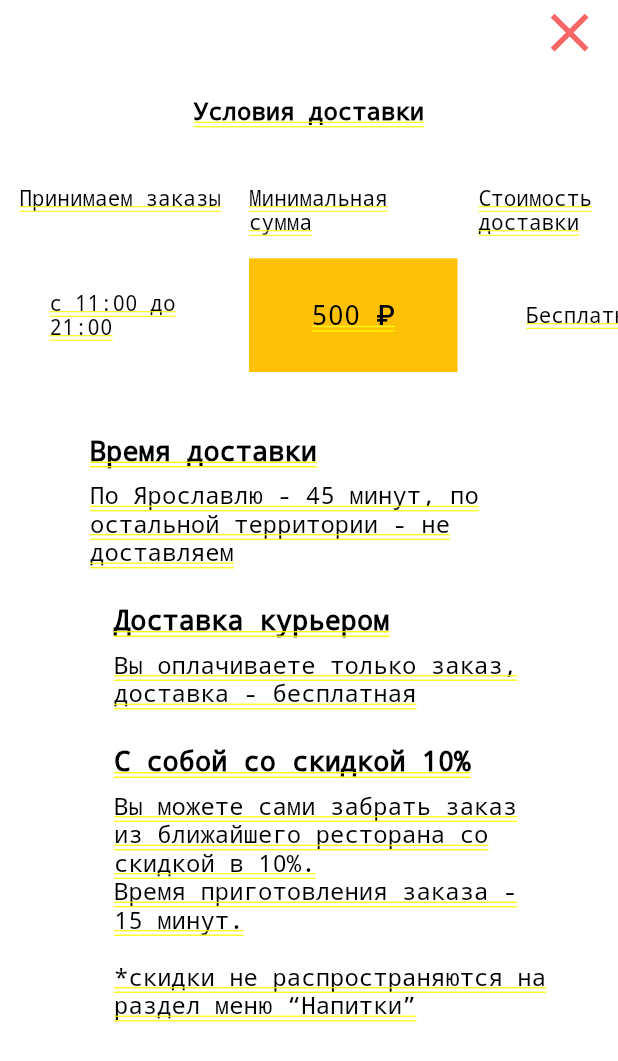
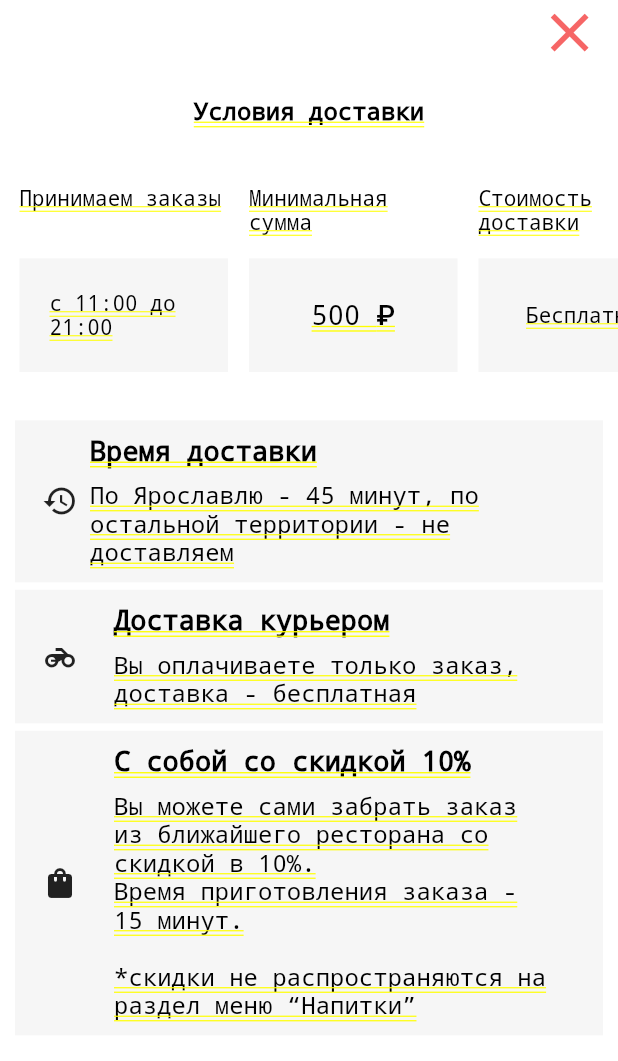
Before and after one commit to TagidickTagidick/nem_pho, a Flutter app: the screen it shows after launch, in the side drawer, after a tap on "Доставка", on a phone screen of 412 x 824 dp. Shown: the top 1061 px of the screen. Run offline on Flutter 3.47's test engine with Material 2 defaults, Android fonts, the phone set to English and light mode, and no system bars; our stand-ins replace firebase_core, firebase_database, google_maps_flutter, video_player; accounts and stored records are empty.

Commit message:
Условие доставки

```diff
--- a/lib/ui/pages/drawer/delivery_info_page.dart
+++ b/lib/ui/pages/drawer/delivery_info_page.dart
@@ -64,12 +64,12 @@ class DeliveryInfoPage extends StatelessWidget {
                                   color: Color(0xff000000),
                                   fontWeight: FontWeight.w400,
                                 ),
-                                maxLines: 2,
                               ),
                             ),
                             Container(
                               height: 76,
                               width: 139,
+                              color: Color(0xffF6F6F6),
                               child: Padding(
                                 padding: const EdgeInsets.all(20.0),
                                 child: Center(
@@ -80,7 +80,6 @@ class DeliveryInfoPage extends StatelessWidget {
                                       fontWeight: FontWeight.w400,
                                       color: Colors.black,
                                     ),
-                                    maxLines: 2,
                                   ),
                                 ),
                               ),
@@ -104,13 +103,12 @@ class DeliveryInfoPage extends StatelessWidget {
                                   fontSize: 14,
                                   fontWeight: FontWeight.w400,
                                 ),
-                                maxLines: 2,
                               ),
                             ),
                             Container(
                               height: 76,
                               width: 139,
-                              color: Colors.amber,
+                              color: Color(0xffF6F6F6),
                               child: Padding(
                                 padding: const EdgeInsets.all(20.0),
                                 child: Center(
@@ -121,7 +119,6 @@ class DeliveryInfoPage extends StatelessWidget {
                                       fontWeight: FontWeight.w500,
                                       color: Colors.black,
                                     ),
-                                    maxLines: 2,
                                   ),
                                 ),
                               ),
@@ -144,12 +141,12 @@ class DeliveryInfoPage extends StatelessWidget {
                                 fontSize: 14,
                                 fontWeight: FontWeight.w400,
                               ),
-                              maxLines: 2,
                             ),
                           ),
                           Container(
                             height: 76,
                             width: 139,
+                            color: Color(0xffF6F6F6),
                             child: const Padding(
                               padding: EdgeInsets.all(20.0),
                               child: Center(
@@ -160,7 +157,6 @@ class DeliveryInfoPage extends StatelessWidget {
                                     fontWeight: FontWeight.w400,
                                     color: Colors.black,
                                   ),
-                                  maxLines: 2,
                                 ),
                               ),
                             ),
@@ -182,12 +178,16 @@ class DeliveryInfoPage extends StatelessWidget {
                   children: [
                     // "Delivery Time" Plate
                     Container(
+                      color: Color(0xffF6F6F6),
                       child: Padding(
                         padding: const EdgeInsets.all(10.0),
                         child: Row(
                           children: [
                             SizedBox(
                                 width: 40,
+                              child: Icon(
+                                Icons.history
+                              ),
                             ),
                             Column(
                               mainAxisAlignment: MainAxisAlignment.spaceBetween,
@@ -200,7 +200,6 @@ class DeliveryInfoPage extends StatelessWidget {
                                     fontWeight: FontWeight.w600,
                                     color: Colors.black,
                                   ),
-                                  maxLines: 2,
                                 ),
                                 const SizedBox(
                                   height: 10,
@@ -229,6 +228,7 @@ class DeliveryInfoPage extends StatelessWidget {
                     ),
                     // "Delivery by courer" Plate
                     Container(
+                      color: Color(0xffF6F6F6),
                       child: Padding(
                         padding: const EdgeInsets.all(10.0),
                         child: Row(
@@ -236,6 +236,9 @@ class DeliveryInfoPage extends StatelessWidget {
                             // Image.asset(Icon(), width: 40),
                             SizedBox(
                               width: 40,
+                              child: Icon(
+                                Icons.motorcycle
+                            ),
                               // child: Icon(MorePageIcons.car, size: 25,)
                             ),
                             const SizedBox(
@@ -252,7 +255,6 @@ class DeliveryInfoPage extends StatelessWidget {
                                     fontWeight: FontWeight.w600,
                                     color: Colors.black,
                                   ),
-                                  maxLines: 2,
                                 ),
                                 const SizedBox(
                                   height: 10,
@@ -282,12 +284,16 @@ class DeliveryInfoPage extends StatelessWidget {
 
                     // "Take away with 10% discount" Plate
                     Container(
+                      color: Color(0xffF6F6F6),
                       child: Padding(
                         padding: const EdgeInsets.all(10.0),
                         child: Row(
                           children: [
                             SizedBox(
                               width: 40,
+                              child: Icon(
+                                  Icons.shopping_bag
+                              ),
                             ),
                             const SizedBox(
                               width: 16,
@@ -303,7 +309,6 @@ class DeliveryInfoPage extends StatelessWidget {
                                     fontWeight: FontWeight.w600,
                                     color: Colors.black,
                                   ),
-                                  maxLines: 2,
                                 ),
                                 const SizedBox(
                                   height: 10,
```
Also changed, not shown: 1 other file.
